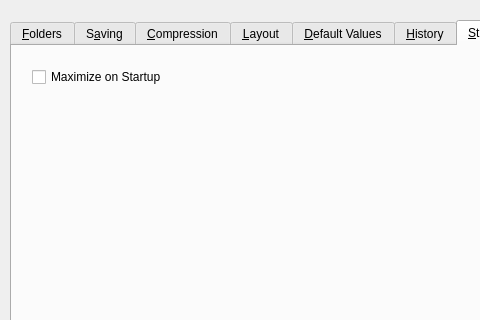
Before: the Qt Designer form src/prefsdialog.ui in PhotoFlare/photoflare, drawn with Qt 5; both pictures show x 0 to 480 and y 0 to 320 of the 925 by 490 pixel window.
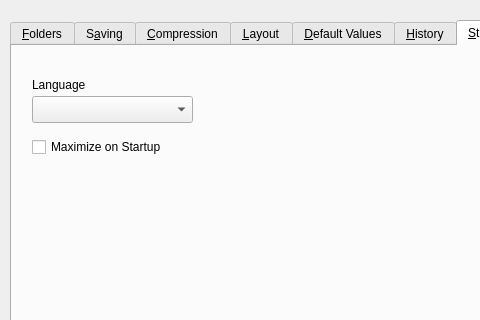
After: the same form once the commit is applied. The open tabs and pages were chosen to show the change.

```diff
--- a/src/prefsdialog.ui
+++ b/src/prefsdialog.ui
@@ -92,7 +92,7 @@
      <property name="geometry">
       <rect>
        <x>20</x>
-       <y>20</y>
+       <y>90</y>
        <width>171</width>
        <height>22</height>
       </rect>
@@ -101,6 +101,29 @@
       <string>Maximize on Startup</string>
      </property>
     </widget>
+    <widget class="QComboBox" name="comboBoxLanguage">
+     <property name="geometry">
+      <rect>
+       <x>20</x>
+       <y>50</y>
+       <width>161</width>
+       <height>27</height>
+      </rect>
+     </property>
+    </widget>
+    <widget class="QLabel" name="label">
+     <property name="geometry">
+      <rect>
+       <x>20</x>
+       <y>30</y>
+       <width>67</width>
+       <height>17</height>
+      </rect>
+     </property>
+     <property name="text">
+      <string>Language</string>
+     </property>
+    </widget>
    </widget>
   </widget>
  </widget>
```
Left out of the diff: 2 changed lines with no effect on the pictures.
